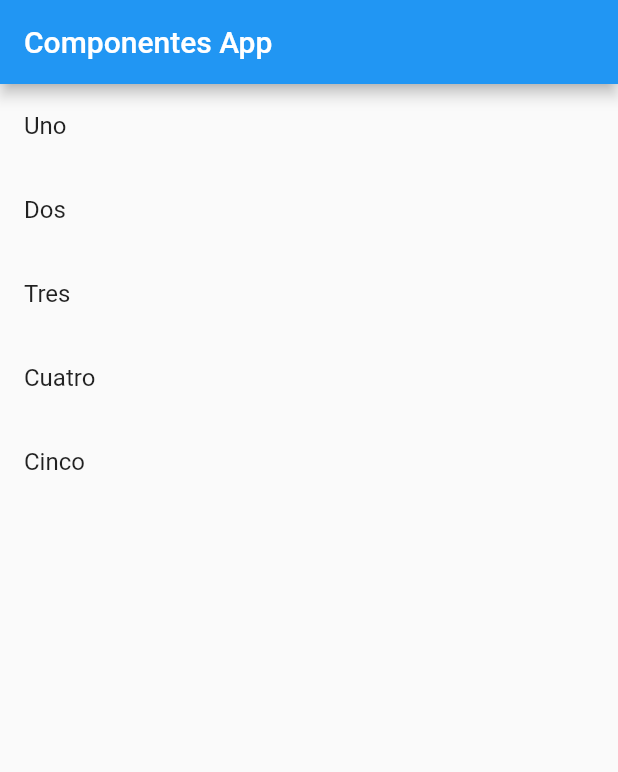
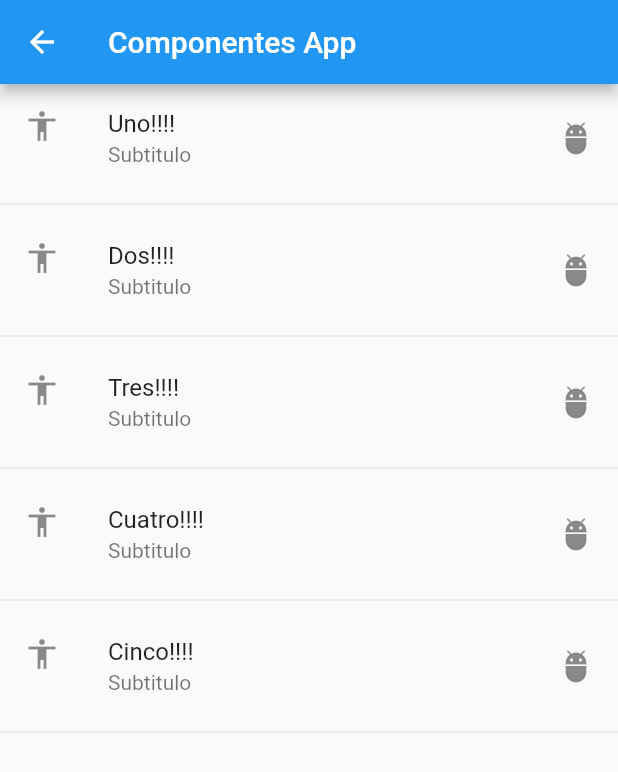
Before and after one commit to KestlerBarrios/ComponentesApp, a Flutter app: the HomePageTemp screen opened directly, on a phone screen of 412 x 824 dp. Shown: the top 772 px of the screen. Run offline on Flutter 3.47's test engine with Material 2 defaults, Android fonts, the phone set to English and light mode, and no system bars.

Commit message:
Creando HomePage

```diff
--- a/lib/main.dart
+++ b/lib/main.dart
@@ -1,6 +1,5 @@
 import 'package:flutter/material.dart';
-
-import 'package:componentes/src/pages/home_temp.dart';
+import 'package:componentes/src/pages/home_page.dart';
 void main() => runApp(MyApp());
 
 class MyApp extends StatelessWidget {
@@ -9,7 +8,7 @@ class MyApp extends StatelessWidget {
     return MaterialApp(
       debugShowCheckedModeBanner: false,
       title: 'Material App',
-      home: HomePageTemp(),
+      home: HomePage(),
     );
   }
 }
--- a/lib/src/pages/home_temp.dart
+++ b/lib/src/pages/home_temp.dart
@@ -8,7 +8,7 @@ class HomePageTemp extends StatelessWidget {
       appBar: AppBar(
         title: Text('Componentes App'),
       ),
-      body: ListView(children: _crearItems()),
+      body: ListView(children: _crearItemsCorto()),
     );
   }
 
@@ -25,4 +25,20 @@ class HomePageTemp extends StatelessWidget {
 
     return lista;
   }
+
+  List<Widget> _crearItemsCorto() {
+    return opciones.map((item) {
+      return Column(
+        children: [
+          ListTile(
+            title: Text(item + '!!!!'),
+            subtitle: Text('Subtitulo'),
+            leading: Icon(Icons.accessibility_outlined),
+            trailing: Icon(Icons.adb),
+          ),
+          Divider(),
+        ],
+      );
+    }).toList();
+  }
 }
```
Also changed, not shown: lib/src/pages/home_page.dart (added, +17 -0 lines).
